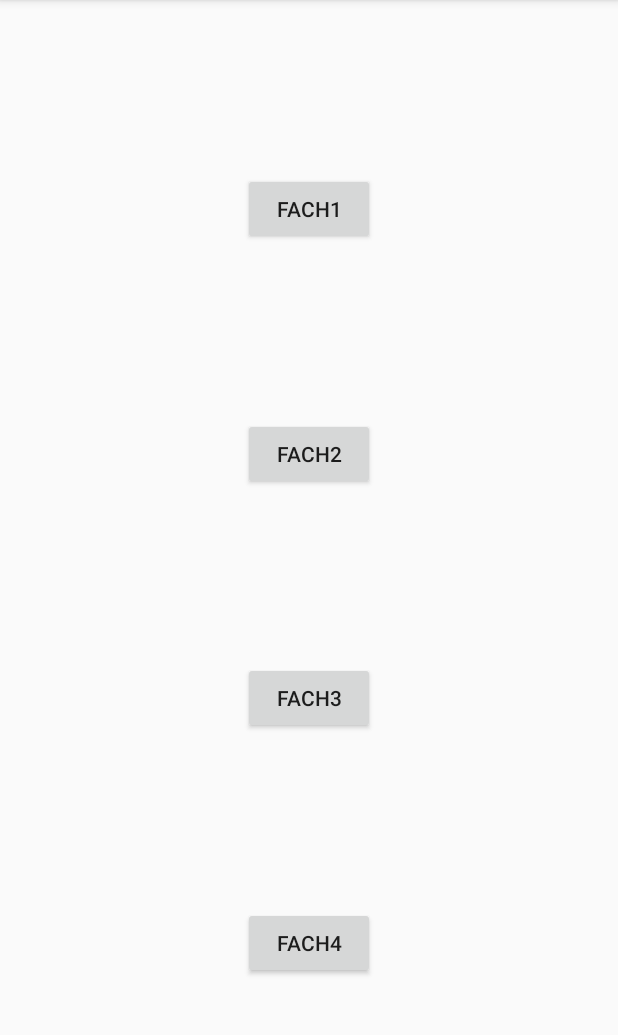
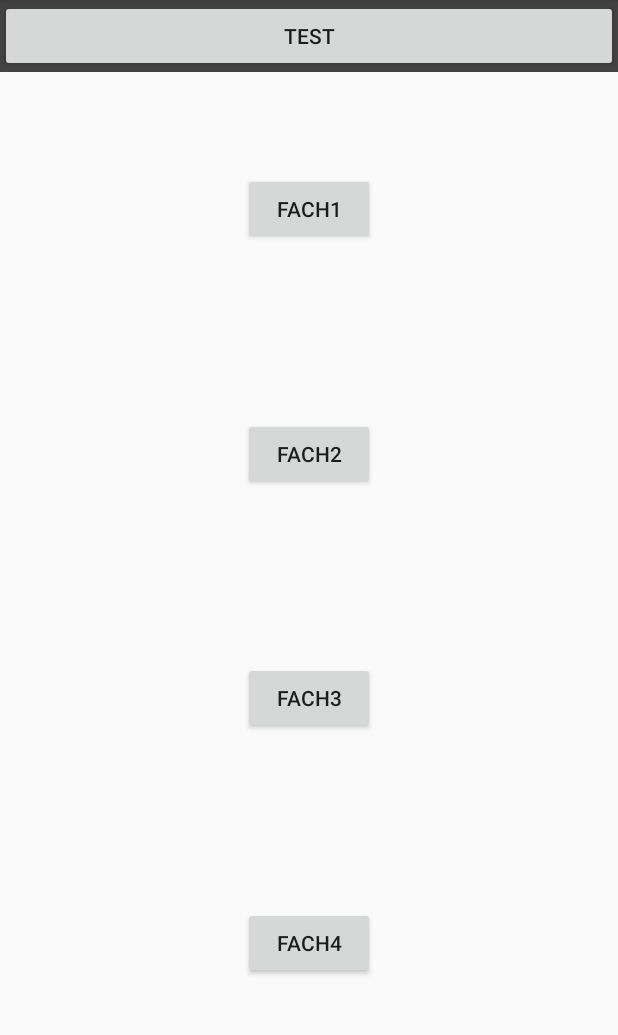
Before and after one commit to MarcPekoua/Myformels, an Android app: the screen it shows after launch (MainActivity), on a phone screen of 412 x 824 dp, the part 84-1119 px from its top. Run offline under Robolectric (Android 15) with nearby library versions, the phone set to English and light mode, and no system bars.

Commit message:
search bar test

```diff
--- a/app/src/main/res/layout/activity_main.xml
+++ b/app/src/main/res/layout/activity_main.xml
@@ -7,13 +7,20 @@
     android:layout_height="match_parent"
     android:id="@+id/firstView"
     tools:context=".MainActivity">
+<androidx.constraintlayout.widget.ConstraintLayout
+    android:layout_width="match_parent"
+    android:layout_height="match_parent">
 
-  <!--  <include
+    <include
         android:id="@+id/search_bar"
         layout="@layout/search_bar"
         android:layout_width="match_parent"
         android:layout_height="wrap_content"
-        /> -->
+        app:layout_constraintEnd_toEndOf="parent"
+        app:layout_constraintStart_toStartOf="parent"
+        android:layout_gravity="end"
+        app:layout_constraintTop_toTopOf="parent"
+        />
 
     <androidx.constraintlayout.widget.ConstraintLayout
         android:layout_width="match_parent"
@@ -57,6 +64,11 @@
             app:layout_constraintTop_toBottomOf="@id/fach3"
             android:text="Fach4"/>
     </androidx.constraintlayout.widget.ConstraintLayout>
+
+
+
+</androidx.constraintlayout.widget.ConstraintLayout>
+
     <com.google.android.material.navigation.NavigationView
         android:layout_width="wrap_content"
         android:layout_height="match_parent"
@@ -68,6 +80,4 @@
 
 
     </com.google.android.material.navigation.NavigationView>
-
-
 </androidx.drawerlayout.widget.DrawerLayout>
--- a/app/src/main/res/layout/search_bar.xml
+++ b/app/src/main/res/layout/search_bar.xml
@@ -1,6 +1,21 @@
 <?xml version="1.0" encoding="utf-8"?>
-<androidx.constraintlayout.widget.ConstraintLayout
-    xmlns:android="http://schemas.android.com/apk/res/android" android:layout_width="match_parent"
-    android:layout_height="match_parent">
+<LinearLayout xmlns:android="http://schemas.android.com/apk/res/android"
+    android:layout_width="match_parent"
+    android:layout_height="wrap_content"
+    xmlns:tools="http://schemas.android.com/tools"
+    tools:context=".searchBar.searchBar"
+    android:background="@color/cardview_dark_background"
+    android:orientation="vertical">
+    <Button
+        android:id="@+id/test"
+        android:layout_width="match_parent"
+        android:layout_height="wrap_content"
+        android:text="test"/>
+    <androidx.recyclerview.widget.RecyclerView
+        android:layout_width="match_parent"
+        android:layout_height="match_parent"
+        android:id="@+id/recyclerView"
+        android:scrollbars="vertical"
+        />
 
-</androidx.constraintlayout.widget.ConstraintLayout>
+</LinearLayout>
```
Also changed, not shown: app/src/main/java/com/example/myformels/MainActivity.kt (+14 -0 lines), app/src/main/java/com/example/myformels/searchBar/searchBar.kt (added, +20 -0 lines), app/src/main/res/menu/search.xml (added, +10 -0 lines).
